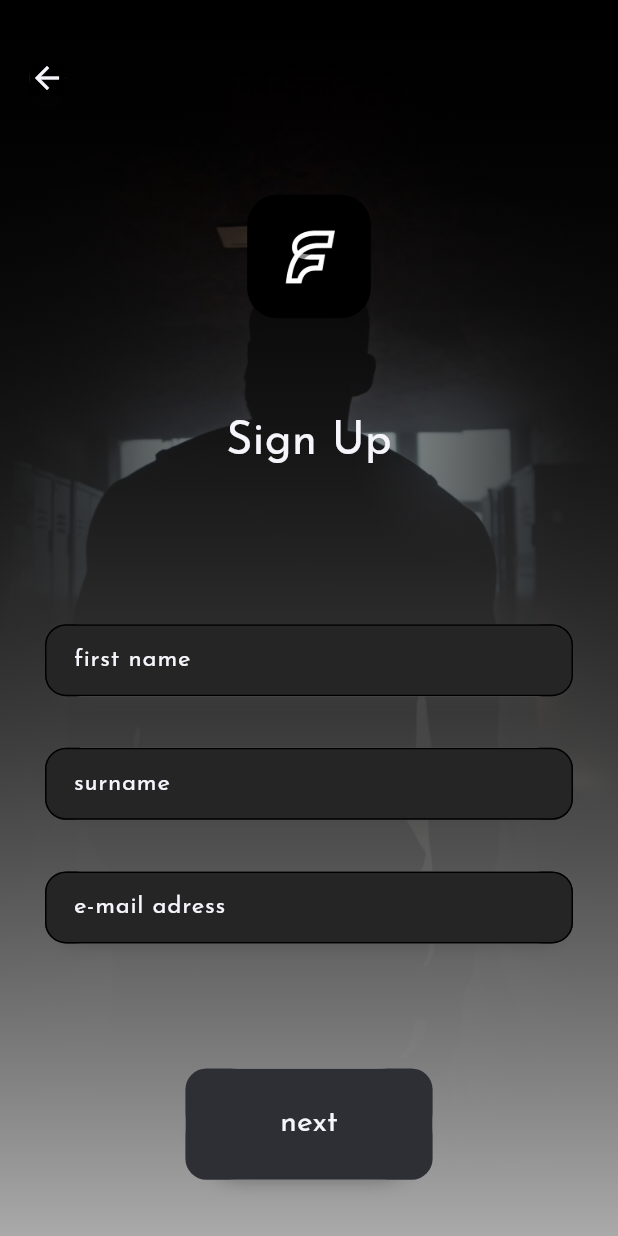
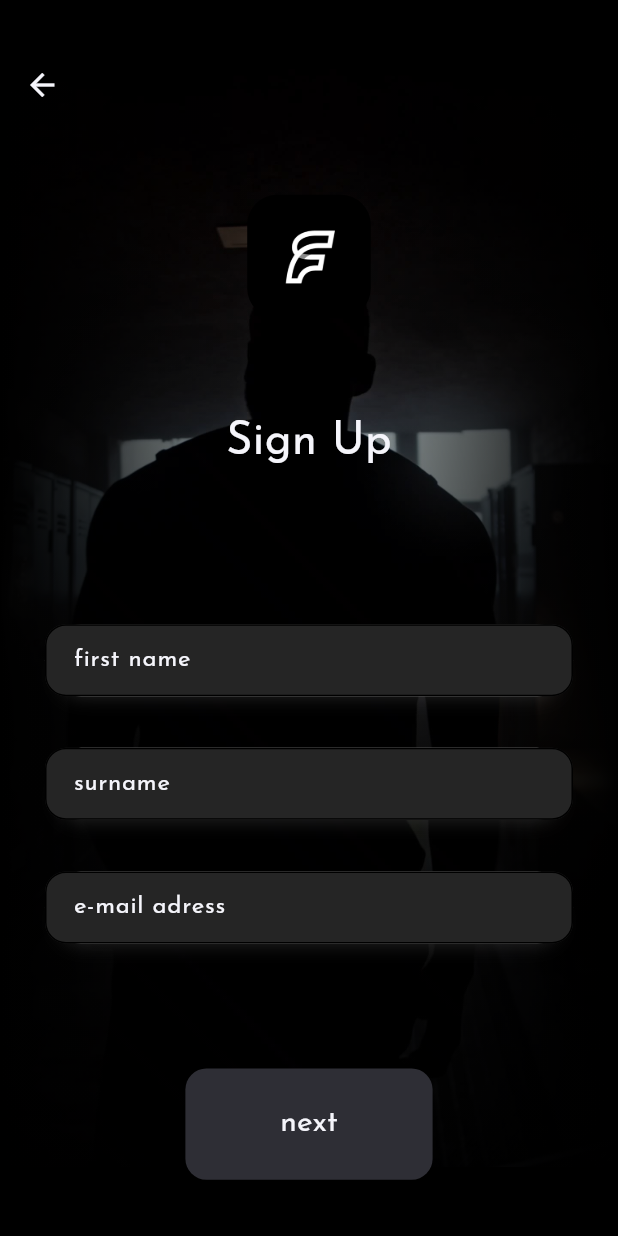
Before and after one commit to badbryany/Flexify, a Flutter app: the SignUp screen opened directly, on a phone screen of 412 x 824 dp. Run offline on Flutter 3.47's test engine with Material 3 defaults, Android fonts, the phone set to English and light mode, and no system bars; our stand-ins replace connectivity_plus, fl_chart, flutter_svg, google_nav_bar, page_transition, shared_preferences and 1 more; accounts and stored records are empty.

```diff
--- a/lib/SignInSignUp/SignUp/signUp1.dart
+++ b/lib/SignInSignUp/SignUp/signUp1.dart
@@ -18,17 +18,16 @@ class SignUp1 extends StatefulWidget {
 }
 
 class _SignUp1State extends State<SignUp1> {
-
   bool visible = false;
 
   @override
   Widget build(BuildContext context) {
-
     List<Map<String, dynamic>> inputs = [
       {
         'labelText': 'first name',
         'hintText': 'Peter',
         'controller': widget.firstNameController,
+        'type': TextInputType.text,
         'icon': null,
         'password': false,
       },
@@ -36,6 +35,7 @@ class _SignUp1State extends State<SignUp1> {
         'labelText': 'surname',
         'hintText': 'Pan',
         'controller': widget.surnameController,
+        'type': TextInputType.text,
         'icon': null,
         'password': false,
       },
@@ -43,6 +43,7 @@ class _SignUp1State extends State<SignUp1> {
         'labelText': 'e-mail adress',
         'hintText': 'peter.pan@email.com',
         'controller': widget.emailAddressController,
+        'type': TextInputType.emailAddress,
         'icon': null,
         'password': false,
       },
@@ -68,6 +69,7 @@ class _SignUp1State extends State<SignUp1> {
                       hintText: e['hintText'],
                       controller: e['controller'],
                       icon: e['icon'],
+                      textInputType: e['type'],
                       onTap: () {
                         if (visible) {
                           visible = false;
--- a/lib/SignInSignUp/SignUp/signUp2.dart
+++ b/lib/SignInSignUp/SignUp/signUp2.dart
@@ -82,6 +82,7 @@ class _SignUp2State extends State<SignUp2> {
               hintText: e['hintText'],
               controller: e['controller'],
               icon: e['icon'],
+              textInputType: TextInputType.text,
               onTap: () {
                 if (visible) {
                   visible = false;
--- a/lib/SignInSignUp/signUp.dart
+++ b/lib/SignInSignUp/signUp.dart
@@ -83,10 +83,13 @@ class _SignUpState extends State<SignUp> {
             ),
           ),
 // back button
-          Container(
-            alignment: Alignment.topLeft * 0.9,
-            child: ButtonWithIcon(
-              onTap: () {
+          Padding(
+            padding: EdgeInsets.only(
+              top: MediaQuery.of(context).size.width * 0.08,
+              left: MediaQuery.of(context).size.width * 0.01,
+            ),
+            child: IconButton(
+              onPressed: () {
                 if (pageSwitch == 0) {
                   Navigator.pop(context);
                 } else {
@@ -101,14 +104,19 @@ class _SignUpState extends State<SignUp> {
               ),
             ),
           ),
+
 // next button
           Container(
             alignment: Alignment.bottomCenter * 0.9,
             child: ButtonWithText(
               text: nextButtonText,
               onTap: () async {
+                String username = usernameController.text;
+                String password = passwordController.text;
+
                 if (nextButtonText == 'next') {
                   pageSwitch++;
+                  setState(() {});
                 } else {
                   SharedPreferences prefs =
                       await SharedPreferences.getInstance();
@@ -125,20 +133,28 @@ class _SignUpState extends State<SignUp> {
                         'email': emailAddressController.text,
                       },
                     );
+
+                    print(res.body);
+
+                    if (res.body == 'username already taken') {
+                      errorText = res.body;
+                      setState(() {});
+                      return;
+                    }
+
+                    prefs.setString('username', username);
+                    prefs.setString('password', password);
                     prefs.setString('jwt', res.body);
-                    if (res.body != 'username already taken') {
-                      Navigator.of(context).push(
-                        PageTransition(
-                            child: const Dashboard(),
-                            type: PageTransitionType.fade),
-                      );
-                    } else {
-                      errorText = res.body;
-                    }
-                    print(res.body);
+
+                    Navigator.of(context).push(
+                      PageTransition(
+                        child: const Dashboard(),
+                        type: PageTransitionType.fade,
+                      ),
+                    );
+                    return;
                   }
                 }
-                setState(() {});
               },
             ),
           ),
--- a/lib/SignInSignUp/widgets/background.dart
+++ b/lib/SignInSignUp/widgets/background.dart
@@ -1,10 +1,17 @@
 import 'package:flutter/material.dart';
+import 'package:flutter/services.dart';
 
 class Background extends StatelessWidget {
   const Background({super.key});
 
   @override
   Widget build(BuildContext context) {
+    SystemChrome.setSystemUIOverlayStyle(
+      const SystemUiOverlayStyle(
+        systemNavigationBarColor: Colors.black,
+        systemNavigationBarIconBrightness: Brightness.dark,
+      ),
+    );
     return Stack(
       children: [
         SizedBox(
@@ -64,7 +71,7 @@ class Background extends StatelessWidget {
               begin: Alignment.bottomCenter,
               end: Alignment.topCenter,
               colors: [
-                Theme.of(context).colorScheme.shadow,
+                Colors.black.withOpacity(0.7),
                 Colors.transparent,
               ],
             ),
--- a/lib/SignInSignUp/widgets/button.dart
+++ b/lib/SignInSignUp/widgets/button.dart
@@ -1,4 +1,4 @@
-import 'package:flexify/data/globalVariables.dart';
+import 'package:flexify/data/globalVariables.dart' as global;
 import 'package:flutter/material.dart';
 import 'package:flexify/SignInSignUp/widgets/shadow.dart';
 import 'package:flexify/widgets/BounceElement.dart';
@@ -20,25 +20,23 @@ class _ButtonWithTextState extends State<ButtonWithText> {
   @override
   Widget build(BuildContext context) {
     return BounceElement(
+      child: GestureDetector(
+        onTap: widget.onTap,
         child: SizedBox(
           width: MediaQuery.of(context).size.width * 0.4,
           height: MediaQuery.of(context).size.height * 0.09,
-        child: Shadow(
-          borderRadius: borderRadius,
           child: Container(
             decoration: BoxDecoration(
-              borderRadius: BorderRadius.circular(borderRadius * 0.4),
+              borderRadius: BorderRadius.circular(global.borderRadius * 0.4),
               color: Theme.of(context).colorScheme.background,
+              boxShadow: [global.darkShadow],
             ),
-            child: GestureDetector(
-              onTap: widget.onTap,
             child: Center(
               child: Text(
                 widget.text,
                 style: TextStyle(
                   fontSize: 20,
                   color: Theme.of(context).colorScheme.surface,
-                  ),
                 ),
               ),
             ),
@@ -61,7 +59,7 @@ class ImageButton extends StatelessWidget {
   @override
   Widget build(BuildContext context) {
     return Shadow(
-      borderRadius: borderRadius * 0.2,
+      borderRadius: global.borderRadius * 0.2,
       child: BounceElement(
         child: SizedBox(
           width: MediaQuery.of(context).size.width * 0.1,
@@ -69,7 +67,7 @@ class ImageButton extends StatelessWidget {
           child: Container(
             decoration: BoxDecoration(
               color: Theme.of(context).colorScheme.background,
-              borderRadius: BorderRadius.circular(borderRadius * 0.2),
+              borderRadius: BorderRadius.circular(global.borderRadius * 0.2),
             ),
             child: GestureDetector(
               onTap: onTap,
@@ -102,7 +100,7 @@ class _ButtonWithIconState extends State<ButtonWithIcon> {
   Widget build(BuildContext context) {
     return BounceElement(
       child: Shadow(
-        borderRadius: borderRadius,
+        borderRadius: global.borderRadius,
         child: Container(
           color: Colors.black,
           child: GestureDetector(
--- a/lib/SignInSignUp/widgets/input.dart
+++ b/lib/SignInSignUp/widgets/input.dart
@@ -3,16 +3,19 @@ import 'package:flexify/SignInSignUp/widgets/shadow.dart';
 import 'package:flexify/data/globalVariables.dart';
 
 class Input extends StatelessWidget {
-  const Input(
-      {super.key,
-      required this.labelText,
-      required this.hintText,
-      required this.controller,
-      required this.onTap,
-      this.icon,
-      required this.password});
+  const Input({
+    super.key,
+    required this.labelText,
+    required this.hintText,
+    required this.textInputType,
+    required this.controller,
+    required this.onTap,
+    this.icon,
+    required this.password,
+  });
   final String labelText;
   final String hintText;
+  final TextInputType textInputType;
   final TextEditingController controller;
   final Icon? icon;
   final Function() onTap;
@@ -31,7 +34,8 @@ class Input extends StatelessWidget {
           children: [
             Shadow(
               borderRadius: borderRadius,
-              child: TextFormField(
+              child: TextField(
+                keyboardType: textInputType,
                 decoration: InputDecoration(
                   contentPadding: const EdgeInsets.only(
                     left: 15,
--- a/lib/pages/profile/dashboardProfile.dart
+++ b/lib/pages/profile/dashboardProfile.dart
@@ -1,4 +1,3 @@
-import 'package:flexify/SignInSignUp/deside.dart';
 import 'package:flexify/SignInSignUp/mainSignIn.dart';
 import 'package:flexify/pages/createTrainingPlan/createTrainingPage.dart';
 import 'package:flexify/profilPage/mainProfilPage.dart';
```
Also changed, not shown: lib/SignInSignUp/deside.dart (deleted, +0 -36 lines), lib/SignInSignUp/signIn.dart (+31 -12 lines), lib/main.dart (+52 -5 lines), lib/pages/dashboard.dart (+6 -2 lines). Lines whose indentation alone changed are shown as unchanged.
